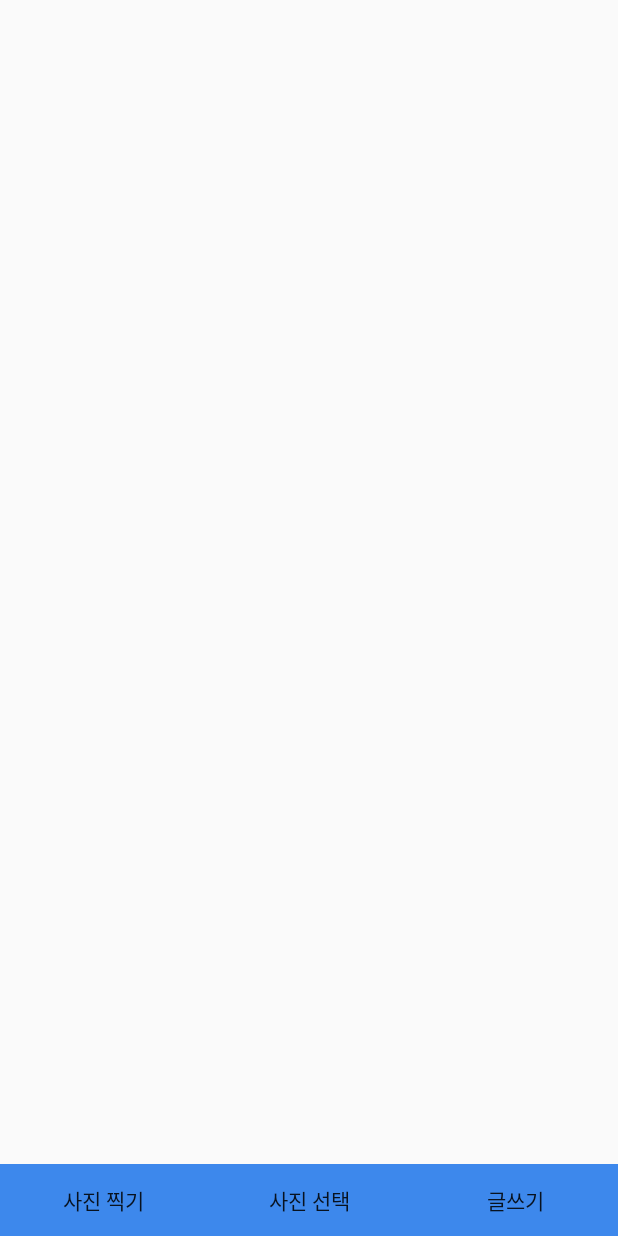
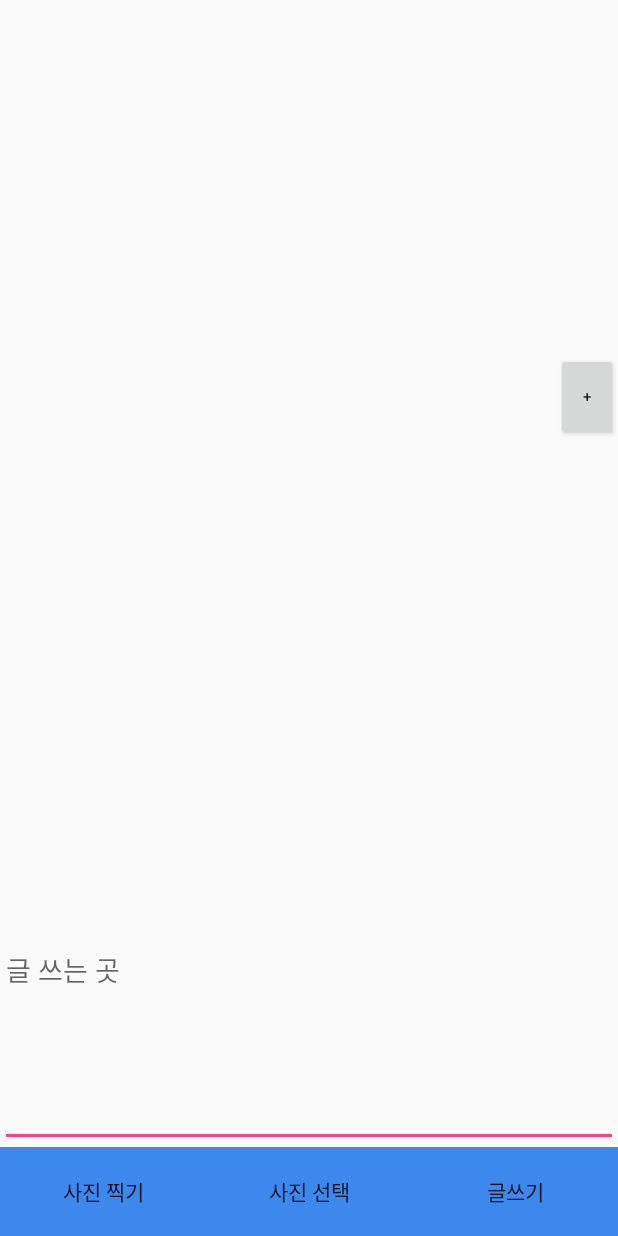
Before and after one commit to fooding/FoodingAndriod, an Android app: the Example screen opened directly, with no data from a screen before it, on a phone screen of 412 x 824 dp. Run offline under Robolectric (Android 15) with nearby library versions, the phone set to English and light mode, and no system bars; libraries missing offline, so code that uses them is left out: com.clarifai.api; network calls fail.

Commit message:
get tags

```diff
--- a/food/app/src/main/java/com/example/yoonmin/sgen/Example.java
+++ b/food/app/src/main/java/com/example/yoonmin/sgen/Example.java
@@ -12,14 +12,23 @@ import android.provider.MediaStore;
 import android.util.Log;
 import android.view.View;
 import android.widget.Button;
+import android.widget.CheckBox;
+import android.widget.CompoundButton;
 import android.widget.ImageView;
+import android.widget.RadioButton;
+import android.widget.RadioGroup;
+import android.widget.TableLayout;
+import android.widget.TableRow;
 import android.widget.TextView;
 import java.io.File;
+import java.util.ArrayList;
 import java.util.List;
 
 import android.hardware.Camera;
 import android.hardware.Camera.Size;
 import android.os.Environment;
+import android.widget.Toast;
+
 import com.clarifai.api.ClarifaiClient;
 import com.clarifai.api.RecognitionRequest;
 import com.clarifai.api.RecognitionResult;
@@ -52,18 +61,20 @@ public class Example extends Activity {
     private final ClarifaiClient client = new ClarifaiClient(APP_ID, APP_SECRET);
     private Button selectButton,takeButton,okButton;
     private ImageView imageView;
-    private TextView textView;
-
+    private TableLayout table;
+    private int Count = 0;
 
     private String filePath;
     private String folderName = "Arcanelux";// 폴더명
     private String fileName = "CameraIntent"; // 파일명
 
+    private ArrayList<CheckBox> taglist = new ArrayList<>();
+
     @Override protected void onCreate(Bundle savedInstanceState) {
         super.onCreate(savedInstanceState);
         setContentView(R.layout.activity_clarifai);
         imageView = (ImageView) findViewById(R.id.image_view);
-        textView = (TextView) findViewById(R.id.text_view);
+        table = (TableLayout) findViewById(R.id.table);
         takeButton=(Button) findViewById(R.id.take_button);
         selectButton = (Button) findViewById(R.id.select_button);
         okButton=(Button) findViewById(R.id.OK);
@@ -72,9 +83,20 @@ public class Example extends Activity {
             @Override
             public void onClick(View v) {
 
+                String tags ="";
+
+                for(int i = 0;i<taglist.size();i++)
+                {
+                    if(taglist.get(i).isChecked())
+                        tags += ("#" + taglist.get(i).getText() );
+
+                }
+
+                Log.d("checkedTAG",tags);
+/*
                 Intent intent = new Intent(getApplicationContext(),Write.class);
                 startActivity(intent);
-
+*/
             }
         });
         selectButton.setOnClickListener(new View.OnClickListener() {
@@ -151,7 +173,7 @@ public class Example extends Activity {
             Bitmap bitmap = loadBitmapFromUri(intent.getData());
             if (bitmap != null) {
                 imageView.setImageBitmap(bitmap);
-                textView.setText("Recognizing...");
+                Toast.makeText(getApplicationContext(), "Recognizing...", Toast.LENGTH_SHORT).show();
                 selectButton.setEnabled(false);
                 // Run recognition on a background thread since it makes a network call.
                 new AsyncTask<Bitmap, Void, RecognitionResult>() {
@@ -163,8 +185,7 @@ public class Example extends Activity {
                     }
                 }.execute(bitmap);
             } else {
-                textView.setText("Unable to load selected image.");
-
+                Toast.makeText(getApplicationContext(), "Unable to load selected image.", Toast.LENGTH_SHORT).show();
             }
         }
 
@@ -173,7 +194,7 @@ public class Example extends Activity {
             options.inPreferredConfig = Config.RGB_565;
             Bitmap bm = BitmapFactory.decodeFile(filePath, options);
             imageView.setImageBitmap(bm);
-            textView.setText("Recognizing...");
+            Toast.makeText(getApplicationContext(), "Recognizing...", Toast.LENGTH_SHORT).show();
             selectButton.setEnabled(false);
 
             new AsyncTask<Bitmap, Void, RecognitionResult>() {
@@ -243,17 +264,13 @@ public class Example extends Activity {
         if (result != null) {
             if (result.getStatusCode() == RecognitionResult.StatusCode.OK) {
                 // Display the list of tags in the UI.
-                StringBuilder b = new StringBuilder();
-                for (Tag tag : result.getTags()) {
-                    b.append(b.length() > 0 ? ", " : "").append(tag.getName());
-                }
-                textView.setText("Tags:\n" + b);
+                addRadioitem(result);
             } else {
                 Log.e(TAG, "Clarifai: " + result.getStatusMessage());
-                textView.setText("Sorry, there was an error recognizing your image.");
+                Toast.makeText(getApplicationContext(), "Sorry, there was an error recognizing your image.", Toast.LENGTH_SHORT).show();
             }
         } else {
-            textView.setText("Sorry, there was an error recognizing your image.");
+            Toast.makeText(getApplicationContext(), "Sorry, there was an error recognizing your image.", Toast.LENGTH_SHORT).show();
         }
         selectButton.setEnabled(true);
     }
@@ -292,4 +309,29 @@ public class Example extends Activity {
         Log.d(TAG, "결과 OptimalPictureSize : " + optSize.width + ", " + optSize.height);
         return optSize;
     }
+
+    private void addRadioitem(RecognitionResult result){
+        StringBuilder b = new StringBuilder();
+        for (Tag tag : result.getTags()) {
+
+            TableRow newRow = new TableRow(this);
+            CheckBox check = new CheckBox(this);
+
+            check.setId(Count);
+            check.setText(tag.getName());
+
+//            radioButton[Count] = radio;
+//            radioButton[Count].setId(Count);
+//            radioButton[Count].setText(tag.getName());
+
+            Log.d("id", String.valueOf(check.getId()));
+            Log.d("tag", tag.getName());
+
+            newRow.addView(check);
+            table.addView(newRow);
+
+            taglist.add(check);
+            Count++;
+        }
+    }
 }
--- a/food/app/src/main/res/layout/activity_clarifai.xml
+++ b/food/app/src/main/res/layout/activity_clarifai.xml
@@ -1,34 +1,67 @@
 <LinearLayout xmlns:android="http://schemas.android.com/apk/res/android"
-    xmlns:tools="http://schemas.android.com/tools"
     android:layout_width="match_parent"
     android:layout_height="match_parent"
     android:orientation="vertical"
-    android:gravity="center"
-    tools:context=".Example">
+    android:weightSum="14">
 
     <ImageView
         android:id="@+id/image_view"
         android:layout_width="match_parent"
-        android:layout_height="100dp"
-        android:layout_weight="1"
-
+        android:layout_height="0dip"
+        android:layout_weight="4"
         android:scaleType="fitXY"
         android:contentDescription="@string/user_image"/>
 
-    <TextView
-        android:id="@+id/text_view"
-        android:textSize="16sp"
-        android:gravity="center"
-        android:padding="16dp"
+    <LinearLayout
         android:layout_width="match_parent"
-        android:layout_height="100dp"
-        android:layout_weight="0.4"
-        />
+        android:layout_height="0dip"
+        android:layout_weight="1"
+        android:weightSum="10"
+        android:orientation="horizontal">
+
+        <LinearLayout
+            android:layout_width="0dip"
+            android:layout_height="match_parent"
+            android:layout_weight="9">
+        </LinearLayout>
+
+        <Button
+            android:id="@+id/Btn_Add"
+            android:layout_width="0dip"
+            android:layout_height="match_parent"
+            android:layout_weight="1"
+            android:text="+"
+            android:textSize="10sp"/>
+
+    </LinearLayout>
+
+    <ScrollView
+        android:layout_width="match_parent"
+        android:layout_height="0dip"
+        android:layout_weight="4">
+
+        <TableLayout
+            android:id="@+id/table"
+            android:layout_width="match_parent"
+            android:layout_height="match_parent">
+        </TableLayout>
+
+    </ScrollView>
+
+    <EditText
+        android:id="@+id/Edit_text"
+        android:layout_width="match_parent"
+        android:layout_height="0dip"
+        android:layout_weight="4"
+        android:maxLength="100"
+        android:maxLines="5"
+        android:hint="글 쓰는 곳"/>
 
 
     <LinearLayout
         android:layout_width="match_parent"
-        android:layout_height="wrap_content"
+        android:layout_height="0dip"
+        android:layout_weight="1"
         android:weightSum="3"
         android:orientation="horizontal">
         <Button
```
Also changed, not shown: 2 other files.
